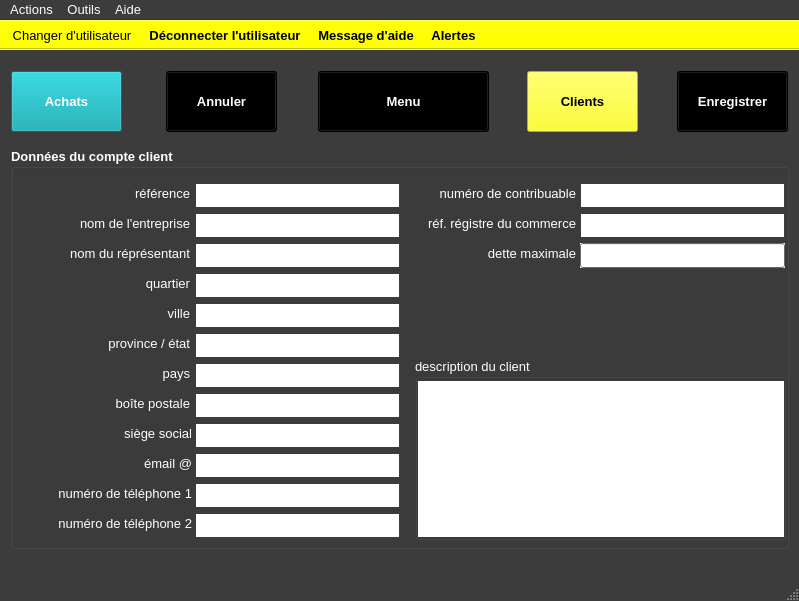
Qt form ui/yeroth-erp-creer-compte-client-window.ui (xnoumbissinoundou/yeroth-erp-3.0) before a commit.
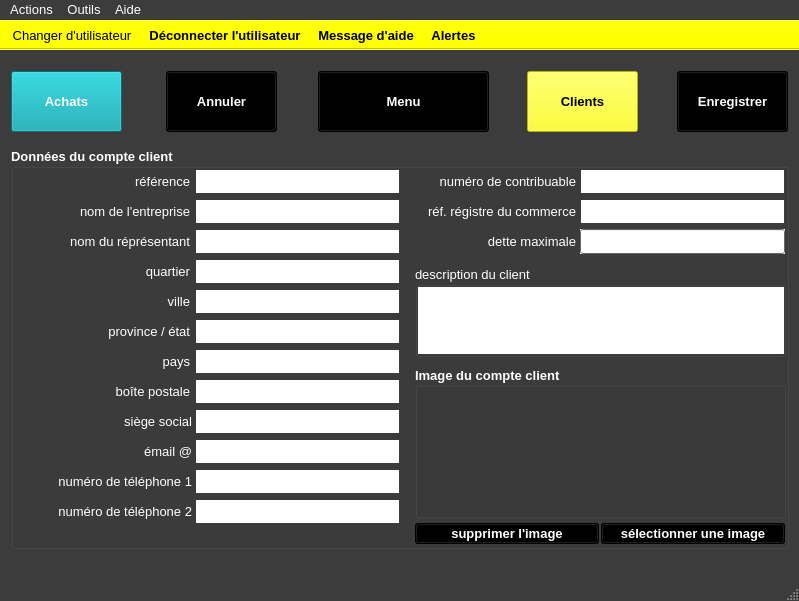
The same form after that commit. Icons and pictures are not drawn. Custom widgets are drawn as their Qt base class.

What changed in the file:
```diff
--- a/ui/yeroth-erp-creer-compte-client-window.ui
+++ b/ui/yeroth-erp-creer-compte-client-window.ui
@@ -2188,7 +2188,7 @@
      <property name="geometry">
       <rect>
        <x>8</x>
-       <y>35</y>
+       <y>23</y>
        <width>171</width>
        <height>21</height>
       </rect>
@@ -2629,7 +2629,7 @@
      <property name="geometry">
       <rect>
        <x>8</x>
-       <y>65</y>
+       <y>53</y>
        <width>171</width>
        <height>21</height>
       </rect>
@@ -2655,7 +2655,7 @@
      <property name="geometry">
       <rect>
        <x>184</x>
-       <y>65</y>
+       <y>51</y>
        <width>205</width>
        <height>25</height>
       </rect>
@@ -3142,7 +3142,7 @@
      <property name="geometry">
       <rect>
        <x>8</x>
-       <y>125</y>
+       <y>113</y>
        <width>171</width>
        <height>21</height>
       </rect>
@@ -3168,7 +3168,7 @@
      <property name="geometry">
       <rect>
        <x>8</x>
-       <y>95</y>
+       <y>83</y>
        <width>171</width>
        <height>21</height>
       </rect>
@@ -3194,7 +3194,7 @@
      <property name="geometry">
       <rect>
        <x>8</x>
-       <y>215</y>
+       <y>203</y>
        <width>171</width>
        <height>21</height>
       </rect>
@@ -3220,7 +3220,7 @@
      <property name="geometry">
       <rect>
        <x>10</x>
-       <y>275</y>
+       <y>263</y>
        <width>171</width>
        <height>21</height>
       </rect>
@@ -3246,7 +3246,7 @@
      <property name="geometry">
       <rect>
        <x>10</x>
-       <y>365</y>
+       <y>353</y>
        <width>171</width>
        <height>21</height>
       </rect>
@@ -3269,7 +3269,7 @@
      <property name="geometry">
       <rect>
        <x>184</x>
-       <y>245</y>
+       <y>231</y>
        <width>205</width>
        <height>25</height>
       </rect>
@@ -3756,7 +3756,7 @@
      <property name="geometry">
       <rect>
        <x>184</x>
-       <y>275</y>
+       <y>261</y>
        <width>205</width>
        <height>25</height>
       </rect>
@@ -4243,7 +4243,7 @@
      <property name="geometry">
       <rect>
        <x>184</x>
-       <y>35</y>
+       <y>21</y>
        <width>205</width>
        <height>25</height>
       </rect>
@@ -4730,7 +4730,7 @@
      <property name="geometry">
       <rect>
        <x>8</x>
-       <y>185</y>
+       <y>173</y>
        <width>171</width>
        <height>21</height>
       </rect>
@@ -4756,7 +4756,7 @@
      <property name="geometry">
       <rect>
        <x>414</x>
-       <y>35</y>
+       <y>23</y>
        <width>151</width>
        <height>21</height>
       </rect>
@@ -4782,7 +4782,7 @@
      <property name="geometry">
       <rect>
        <x>184</x>
-       <y>215</y>
+       <y>201</y>
        <width>205</width>
        <height>25</height>
       </rect>
@@ -5269,7 +5269,7 @@
      <property name="geometry">
       <rect>
        <x>10</x>
-       <y>335</y>
+       <y>323</y>
        <width>171</width>
        <height>21</height>
       </rect>
@@ -5292,7 +5292,7 @@
      <property name="geometry">
       <rect>
        <x>184</x>
-       <y>305</y>
+       <y>291</y>
        <width>205</width>
        <height>25</height>
       </rect>
@@ -5779,7 +5779,7 @@
      <property name="geometry">
       <rect>
        <x>184</x>
-       <y>125</y>
+       <y>111</y>
        <width>205</width>
        <height>25</height>
       </rect>
@@ -6269,7 +6269,7 @@
      <property name="geometry">
       <rect>
        <x>184</x>
-       <y>365</y>
+       <y>351</y>
        <width>205</width>
        <height>25</height>
       </rect>
@@ -6756,7 +6756,7 @@
      <property name="geometry">
       <rect>
        <x>184</x>
-       <y>95</y>
+       <y>81</y>
        <width>205</width>
        <height>25</height>
       </rect>
@@ -7246,7 +7246,7 @@
      <property name="geometry">
       <rect>
        <x>569</x>
-       <y>35</y>
+       <y>21</y>
        <width>205</width>
        <height>25</height>
       </rect>
@@ -7733,7 +7733,7 @@
      <property name="geometry">
       <rect>
        <x>8</x>
-       <y>245</y>
+       <y>233</y>
        <width>171</width>
        <height>21</height>
       </rect>
@@ -7759,7 +7759,7 @@
      <property name="geometry">
       <rect>
        <x>414</x>
-       <y>95</y>
+       <y>83</y>
        <width>151</width>
        <height>21</height>
       </rect>
@@ -7785,7 +7785,7 @@
      <property name="geometry">
       <rect>
        <x>184</x>
-       <y>185</y>
+       <y>171</y>
        <width>205</width>
        <height>25</height>
       </rect>
@@ -8272,7 +8272,7 @@
      <property name="geometry">
       <rect>
        <x>10</x>
-       <y>305</y>
+       <y>293</y>
        <width>171</width>
        <height>21</height>
       </rect>
@@ -8301,7 +8301,7 @@
      <property name="geometry">
       <rect>
        <x>184</x>
-       <y>335</y>
+       <y>321</y>
        <width>205</width>
        <height>25</height>
       </rect>
@@ -8788,9 +8788,9 @@
      <property name="geometry">
       <rect>
        <x>404</x>
-       <y>210</y>
+       <y>118</y>
        <width>371</width>
-       <height>182</height>
+       <height>91</height>
       </rect>
      </property>
      <property name="font">
@@ -8807,9 +8807,9 @@
       <property name="geometry">
        <rect>
         <x>2</x>
-        <y>22</y>
+        <y>20</y>
         <width>368</width>
-        <height>158</height>
+        <height>69</height>
        </rect>
       </property>
       <property name="palette">
@@ -9295,7 +9295,7 @@
      <property name="geometry">
       <rect>
        <x>8</x>
-       <y>155</y>
+       <y>143</y>
        <width>171</width>
        <height>21</height>
       </rect>
@@ -9321,7 +9321,7 @@
      <property name="geometry">
       <rect>
        <x>184</x>
-       <y>155</y>
+       <y>141</y>
        <width>205</width>
        <height>25</height>
       </rect>
@@ -9811,7 +9811,7 @@
      <property name="geometry">
       <rect>
        <x>569</x>
-       <y>65</y>
+       <y>51</y>
        <width>205</width>
        <height>25</height>
       </rect>
@@ -10298,7 +10298,7 @@
      <property name="geometry">
       <rect>
        <x>414</x>
-       <y>65</y>
+       <y>53</y>
        <width>151</width>
        <height>21</height>
       </rect>
@@ -10324,7 +10324,7 @@
      <property name="geometry">
       <rect>
        <x>569</x>
-       <y>95</y>
+       <y>81</y>
        <width>205</width>
        <height>25</height>
       </rect>
@@ -10755,6 +10755,918 @@
       <bool>true</bool>
      </property>
     </widget>
+    <widget class="QGroupBox" name="groupBox_2">
+     <property name="geometry">
+      <rect>
+       <x>404</x>
+       <y>219</y>
+       <width>371</width>
+       <height>151</height>
+      </rect>
+     </property>
+     <property name="font">
+      <font>
+       <pointsize>10</pointsize>
+       <weight>75</weight>
+       <bold>true</bold>
+      </font>
+     </property>
+     <property name="title">
+      <string>Image du compte client</string>
+     </property>
+     <widget class="QLabel" name="label_image_produit">
+      <property name="geometry">
+       <rect>
+        <x>7</x>
+        <y>26</y>
+        <width>358</width>
+        <height>119</height>
+       </rect>
+      </property>
+      <property name="text">
+       <string/>
+      </property>
+      <property name="alignment">
+       <set>Qt::AlignCenter</set>
+      </property>
+     </widget>
+    </widget>
+    <widget class="YerothPushButton" name="pushButton_selectionner_image">
+     <property name="geometry">
+      <rect>
+       <x>590</x>
+       <y>375</y>
+       <width>184</width>
+       <height>21</height>
+      </rect>
+     </property>
+     <property name="palette">
+      <palette>
+       <active>
+        <colorrole role="WindowText">
+         <brush brushstyle="SolidPattern">
+          <color alpha="255">
+           <red>255</red>
+           <green>255</green>
+           <blue>255</blue>
+          </color>
+         </brush>
+        </colorrole>
+        <colorrole role="Button">
+         <brush brushstyle="SolidPattern">
+          <color alpha="255">
+           <red>0</red>
+           <green>0</green>
+           <blue>0</blue>
+          </color>
+         </brush>
+        </colorrole>
+        <colorrole role="Light">
+         <brush brushstyle="SolidPattern">
+          <color alpha="255">
+           <red>0</red>
+           <green>0</green>
+           <blue>0</blue>
+          </color>
+         </brush>
+        </colorrole>
+        <colorrole role="Midlight">
+         <brush brushstyle="SolidPattern">
+          <color alpha="255">
+           <red>0</red>
+           <green>0</green>
+           <blue>0</blue>
+          </color>
+         </brush>
+        </colorrole>
+        <colorrole role="Dark">
+         <brush brushstyle="SolidPattern">
+          <color alpha="255">
+           <red>0</red>
+           <green>0</green>
+           <blue>0</blue>
+          </color>
+         </brush>
+        </colorrole>
+        <colorrole role="Mid">
+         <brush brushstyle="SolidPattern">
+          <color alpha="255">
+           <red>0</red>
+           <green>0</green>
+           <blue>0</blue>
+          </color>
+         </brush>
+        </colorrole>
+        <colorrole role="Text">
+         <brush brushstyle="SolidPattern">
+          <color alpha="255">
+           <red>255</red>
+           <green>255</green>
+           <blue>255</blue>
+          </color>
+         </brush>
+        </colorrole>
+        <colorrole role="BrightText">
+         <brush brushstyle="SolidPattern">
+          <color alpha="255">
+           <red>255</red>
+           <green>255</green>
+           <blue>255</blue>
+          </color>
+         </brush>
+        </colorrole>
+        <colorrole role="ButtonText">
+         <brush brushstyle="SolidPattern">
+          <color alpha="255">
+           <red>255</red>
+           <green>255</green>
+           <blue>255</blue>
+          </color>
+         </brush>
+        </colorrole>
+        <colorrole role="Base">
+         <brush brushstyle="SolidPattern">
+          <color alpha="255">
+           <red>0</red>
+           <green>0</green>
+           <blue>0</blue>
+          </color>
+         </brush>
+        </colorrole>
+        <colorrole role="Window">
+         <brush brushstyle="SolidPattern">
+          <color alpha="255">
+           <red>0</red>
+           <green>0</green>
+           <blue>0</blue>
+          </color>
+         </brush>
+        </colorrole>
+        <colorrole role="Shadow">
+         <brush brushstyle="SolidPattern">
+          <color alpha="255">
+           <red>0</red>
+           <green>0</green>
+           <blue>0</blue>
+          </color>
+         </brush>
+        </colorrole>
+        <colorrole role="AlternateBase">
+         <brush brushstyle="SolidPattern">
+          <color alpha="255">
+           <red>0</red>
+           <green>0</green>
+           <blue>0</blue>
+          </color>
+         </brush>
+        </colorrole>
+        <colorrole role="ToolTipBase">
+         <brush brushstyle="SolidPattern">
+          <color alpha="255">
+           <red>255</red>
+           <green>255</green>
+           <blue>220</blue>
+          </color>
+         </brush>
+        </colorrole>
+        <colorrole role="ToolTipText">
+         <brush brushstyle="SolidPattern">
+          <color alpha="255">
+           <red>0</red>
+           <green>0</green>
+           <blue>0</blue>
+          </color>
+         </brush>
+        </colorrole>
+       </active>
+       <inactive>
+        <colorrole role="WindowText">
+         <brush brushstyle="SolidPattern">
+          <color alpha="255">
+           <red>255</red>
+           <green>255</green>
+           <blue>255</blue>
+          </color>
+         </brush>
+        </colorrole>
+        <colorrole role="Button">
+         <brush brushstyle="SolidPattern">
+          <color alpha="255">
+           <red>0</red>
+           <green>0</green>
+           <blue>0</blue>
+          </color>
+         </brush>
+        </colorrole>
+        <colorrole role="Light">
+         <brush brushstyle="SolidPattern">
+          <color alpha="255">
+           <red>0</red>
+           <green>0</green>
+           <blue>0</blue>
+          </color>
+         </brush>
+        </colorrole>
+        <colorrole role="Midlight">
+         <brush brushstyle="SolidPattern">
+          <color alpha="255">
+           <red>0</red>
+           <green>0</green>
+           <blue>0</blue>
+          </color>
+         </brush>
+        </colorrole>
+        <colorrole role="Dark">
+         <brush brushstyle="SolidPattern">
+          <color alpha="255">
+           <red>0</red>
+           <green>0</green>
+           <blue>0</blue>
+          </color>
+         </brush>
+        </colorrole>
+        <colorrole role="Mid">
+         <brush brushstyle="SolidPattern">
+          <color alpha="255">
+           <red>0</red>
+           <green>0</green>
+           <blue>0</blue>
+          </color>
+         </brush>
+        </colorrole>
+        <colorrole role="Text">
+         <brush brushstyle="SolidPattern">
+          <color alpha="255">
+           <red>255</red>
+           <green>255</green>
+           <blue>255</blue>
+          </color>
+         </brush>
+        </colorrole>
+        <colorrole role="BrightText">
+         <brush brushstyle="SolidPattern">
+          <color alpha="255">
+           <red>255</red>
+           <green>255</green>
+           <blue>255</blue>
+          </color>
+         </brush>
+        </colorrole>
+        <colorrole role="ButtonText">
+         <brush brushstyle="SolidPattern">
+          <color alpha="255">
+           <red>255</red>
+           <green>255</green>
+           <blue>255</blue>
+          </color>
+         </brush>
+        </colorrole>
+        <colorrole role="Base">
+         <brush brushstyle="SolidPattern">
+          <color alpha="255">
+           <red>0</red>
+           <green>0</green>
+           <blue>0</blue>
+          </color>
+         </brush>
+        </colorrole>
+        <colorrole role="Window">
+         <brush brushstyle="SolidPattern">
+          <color alpha="255">
+           <red>0</red>
+           <green>0</green>
+           <blue>0</blue>
+          </color>
+         </brush>
+        </colorrole>
+        <colorrole role="Shadow">
+         <brush brushstyle="SolidPattern">
+          <color alpha="255">
+           <red>0</red>
+           <green>0</green>
+           <blue>0</blue>
+          </color>
+         </brush>
+        </colorrole>
+        <colorrole role="AlternateBase">
+         <brush brushstyle="SolidPattern">
+          <color alpha="255">
+           <red>0</red>
+           <green>0</green>
+           <blue>0</blue>
+          </color>
+         </brush>
+        </colorrole>
+        <colorrole role="ToolTipBase">
+         <brush brushstyle="SolidPattern">
+          <color alpha="255">
+           <red>255</red>
+           <green>255</green>
+           <blue>220</blue>
+          </color>
+         </brush>
+        </colorrole>
+        <colorrole role="ToolTipText">
+         <brush brushstyle="SolidPattern">
+          <color alpha="255">
+           <red>0</red>
+           <green>0</green>
+           <blue>0</blue>
+          </color>
+         </brush>
+        </colorrole>
+       </inactive>
+       <disabled>
+        <colorrole role="WindowText">
+         <brush brushstyle="SolidPattern">
+          <color alpha="255">
+           <red>0</red>
+           <green>0</green>
+           <blue>0</blue>
+          </color>
+         </brush>
+        </colorrole>
+        <colorrole role="Button">
+         <brush brushstyle="SolidPattern">
+          <color alpha="255">
+           <red>0</red>
+           <green>0</green>
+           <blue>0</blue>
+          </color>
+         </brush>
+        </colorrole>
+        <colorrole role="Light">
+         <brush brushstyle="SolidPattern">
+          <color alpha="255">
+           <red>0</red>
+           <green>0</green>
+           <blue>0</blue>
+          </color>
+         </brush>
+        </colorrole>
+        <colorrole role="Midlight">
+         <brush brushstyle="SolidPattern">
+          <color alpha="255">
+           <red>0</red>
+           <green>0</green>
+           <blue>0</blue>
+          </color>
+         </brush>
+        </colorrole>
+        <colorrole role="Dark">
+         <brush brushstyle="SolidPattern">
+          <color alpha="255">
+           <red>0</red>
+           <green>0</green>
+           <blue>0</blue>
+          </color>
+         </brush>
+        </colorrole>
+        <colorrole role="Mid">
+         <brush brushstyle="SolidPattern">
+          <color alpha="255">
+           <red>0</red>
+           <green>0</green>
+           <blue>0</blue>
+          </color>
+         </brush>
+        </colorrole>
+        <colorrole role="Text">
+         <brush brushstyle="SolidPattern">
+          <color alpha="255">
+           <red>0</red>
+           <green>0</green>
+           <blue>0</blue>
+          </color>
+         </brush>
+        </colorrole>
+        <colorrole role="BrightText">
+         <brush brushstyle="SolidPattern">
+          <color alpha="255">
+           <red>255</red>
+           <green>255</green>
+           <blue>255</blue>
+          </color>
+         </brush>
+        </colorrole>
+        <colorrole role="ButtonText">
+         <brush brushstyle="SolidPattern">
+          <color alpha="255">
+           <red>0</red>
+           <green>0</green>
+           <blue>0</blue>
+          </color>
+         </brush>
+        </colorrole>
+        <colorrole role="Base">
+         <brush brushstyle="SolidPattern">
+          <color alpha="255">
+           <red>0</red>
+           <green>0</green>
+           <blue>0</blue>
+          </color>
+         </brush>
+        </colorrole>
+        <colorrole role="Window">
+         <brush brushstyle="SolidPattern">
+          <color alpha="255">
+           <red>0</red>
+           <green>0</green>
+           <blue>0</blue>
+          </color>
+         </brush>
+        </colorrole>
+        <colorrole role="Shadow">
+         <brush brushstyle="SolidPattern">
+          <color alpha="255">
+           <red>0</red>
+           <green>0</green>
+           <blue>0</blue>
+          </color>
+         </brush>
+        </colorrole>
+        <colorrole role="AlternateBase">
+         <brush brushstyle="SolidPattern">
+          <color alpha="255">
+           <red>0</red>
+           <green>0</green>
+           <blue>0</blue>
+          </color>
+         </brush>
+        </colorrole>
+        <colorrole role="ToolTipBase">
+         <brush brushstyle="SolidPattern">
+          <color alpha="255">
+           <red>255</red>
+           <green>255</green>
+           <blue>220</blue>
+          </color>
+         </brush>
+        </colorrole>
+        <colorrole role="ToolTipText">
+         <brush brushstyle="SolidPattern">
+          <color alpha="255">
+           <red>0</red>
+           <green>0</green>
+           <blue>0</blue>
+          </color>
+         </brush>
+        </colorrole>
+       </disabled>
+      </palette>
+     </property>
+     <property name="font">
+      <font>
+       <pointsize>10</pointsize>
+       <weight>75</weight>
+       <bold>true</bold>
+      </font>
+     </property>
+     <property name="toolTip">
+      <string>Poursuivre avec la vente</string>
+     </property>
+     <property name="text">
+      <string>sélectionner une image</string>
+     </property>
+    </widget>
+    <widget class="YerothPushButton" name="pushButton_supprimer_limage_du_stock">
+     <property name="geometry">
+      <rect>
+       <x>404</x>
+       <y>375</y>
+       <width>184</width>
+       <height>21</height>
+      </rect>
+     </property>
+     <property name="palette">
+      <palette>
+       <active>
+        <colorrole role="WindowText">
+         <brush brushstyle="SolidPattern">
+          <color alpha="255">
+           <red>255</red>
+           <green>255</green>
+           <blue>255</blue>
+          </color>
+         </brush>
+        </colorrole>
+        <colorrole role="Button">
+         <brush brushstyle="SolidPattern">
+          <color alpha="255">
+           <red>0</red>
+           <green>0</green>
+           <blue>0</blue>
+          </color>
+         </brush>
+        </colorrole>
+        <colorrole role="Light">
+         <brush brushstyle="SolidPattern">
+          <color alpha="255">
+           <red>0</red>
+           <green>0</green>
+           <blue>0</blue>
+          </color>
+         </brush>
+        </colorrole>
+        <colorrole role="Midlight">
+         <brush brushstyle="SolidPattern">
+          <color alpha="255">
+           <red>0</red>
+           <green>0</green>
+           <blue>0</blue>
+          </color>
+         </brush>
+        </colorrole>
+        <colorrole role="Dark">
+         <brush brushstyle="SolidPattern">
+          <color alpha="255">
+           <red>0</red>
+           <green>0</green>
+           <blue>0</blue>
+          </color>
+         </brush>
+        </colorrole>
+        <colorrole role="Mid">
+         <brush brushstyle="SolidPattern">
+          <color alpha="255">
+           <red>0</red>
+           <green>0</green>
+           <blue>0</blue>
+          </color>
+         </brush>
+        </colorrole>
+        <colorrole role="Text">
+         <brush brushstyle="SolidPattern">
+          <color alpha="255">
+           <red>255</red>
+           <green>255</green>
+           <blue>255</blue>
+          </color>
+         </brush>
+        </colorrole>
+        <colorrole role="BrightText">
+         <brush brushstyle="SolidPattern">
+          <color alpha="255">
+           <red>255</red>
+           <green>255</green>
+           <blue>255</blue>
+          </color>
+         </brush>
+        </colorrole>
+        <colorrole role="ButtonText">
+         <brush brushstyle="SolidPattern">
+          <color alpha="255">
+           <red>255</red>
+           <green>255</green>
+           <blue>255</blue>
+          </color>
+         </brush>
+        </colorrole>
+        <colorrole role="Base">
+         <brush brushstyle="SolidPattern">
+          <color alpha="255">
+           <red>0</red>
+           <green>0</green>
+           <blue>0</blue>
+          </color>
+         </brush>
+        </colorrole>
+        <colorrole role="Window">
+         <brush brushstyle="SolidPattern">
+          <color alpha="255">
+           <red>0</red>
+           <green>0</green>
+           <blue>0</blue>
+          </color>
+         </brush>
+        </colorrole>
+        <colorrole role="Shadow">
+         <brush brushstyle="SolidPattern">
+          <color alpha="255">
+           <red>0</red>
+           <green>0</green>
+           <blue>0</blue>
+          </color>
+         </brush>
+        </colorrole>
+        <colorrole role="AlternateBase">
+         <brush brushstyle="SolidPattern">
+          <color alpha="255">
+           <red>0</red>
+           <green>0</green>
+           <blue>0</blue>
+          </color>
+         </brush>
+        </colorrole>
+        <colorrole role="ToolTipBase">
+         <brush brushstyle="SolidPattern">
+          <color alpha="255">
+           <red>255</red>
+           <green>255</green>
+           <blue>220</blue>
+          </color>
+         </brush>
+        </colorrole>
+        <colorrole role="ToolTipText">
+         <brush brushstyle="SolidPattern">
+          <color alpha="255">
+           <red>0</red>
+           <green>0</green>
+           <blue>0</blue>
+          </color>
+         </brush>
+        </colorrole>
+       </active>
+       <inactive>
+        <colorrole role="WindowText">
+         <brush brushstyle="SolidPattern">
+          <color alpha="255">
+           <red>255</red>
+           <green>255</green>
+           <blue>255</blue>
+          </color>
+         </brush>
+        </colorrole>
+        <colorrole role="Button">
+         <brush brushstyle="SolidPattern">
+          <color alpha="255">
+           <red>0</red>
+           <green>0</green>
+           <blue>0</blue>
+          </color>
+         </brush>
+        </colorrole>
+        <colorrole role="Light">
+         <brush brushstyle="SolidPattern">
+          <color alpha="255">
+           <red>0</red>
+           <green>0</green>
+           <blue>0</blue>
+          </color>
+         </brush>
+        </colorrole>
+        <colorrole role="Midlight">
+         <brush brushstyle="SolidPattern">
+          <color alpha="255">
+           <red>0</red>
+           <green>0</green>
+           <blue>0</blue>
+          </color>
+         </brush>
+        </colorrole>
+        <colorrole role="Dark">
+         <brush brushstyle="SolidPattern">
+          <color alpha="255">
+           <red>0</red>
+           <green>0</green>
+           <blue>0</blue>
+          </color>
+         </brush>
+        </colorrole>
+        <colorrole role="Mid">
+         <brush brushstyle="SolidPattern">
+          <color alpha="255">
+           <red>0</red>
+           <green>0</green>
+           <blue>0</blue>
+          </color>
+         </brush>
+        </colorrole>
+        <colorrole role="Text">
+         <brush brushstyle="SolidPattern">
+          <color alpha="255">
+           <red>255</red>
+           <green>255</green>
+           <blue>255</blue>
+          </color>
+         </brush>
+        </colorrole>
+        <colorrole role="BrightText">
+         <brush brushstyle="SolidPattern">
+          <color alpha="255">
+           <red>255</red>
+           <green>255</green>
+           <blue>255</blue>
+          </color>
+         </brush>
+        </colorrole>
+        <colorrole role="ButtonText">
+         <brush brushstyle="SolidPattern">
+          <color alpha="255">
+           <red>255</red>
+           <green>255</green>
+           <blue>255</blue>
+          </color>
+         </brush>
+        </colorrole>
+        <colorrole role="Base">
+         <brush brushstyle="SolidPattern">
+          <color alpha="255">
+           <red>0</red>
+           <green>0</green>
+           <blue>0</blue>
+          </color>
+         </brush>
+        </colorrole>
+        <colorrole role="Window">
+         <brush brushstyle="SolidPattern">
+          <color alpha="255">
+           <red>0</red>
+           <green>0</green>
+           <blue>0</blue>
+          </color>
+         </brush>
+        </colorrole>
+        <colorrole role="Shadow">
+         <brush brushstyle="SolidPattern">
+          <color alpha="255">
+           <red>0</red>
+           <green>0</green>
+           <blue>0</blue>
+          </color>
+         </brush>
+        </colorrole>
+        <colorrole role="AlternateBase">
+         <brush brushstyle="SolidPattern">
+          <color alpha="255">
+           <red>0</red>
+           <green>0</green>
+           <blue>0</blue>
+          </color>
+         </brush>
+        </colorrole>
+        <colorrole role="ToolTipBase">
+         <brush brushstyle="SolidPattern">
+          <color alpha="255">
+           <red>255</red>
+           <green>255</green>
+           <blue>220</blue>
+          </color>
+         </brush>
+        </colorrole>
+        <colorrole role="ToolTipText">
+         <brush brushstyle="SolidPattern">
+          <color alpha="255">
+           <red>0</red>
+           <green>0</green>
+           <blue>0</blue>
+          </color>
+         </brush>
+        </colorrole>
+       </inactive>
+       <disabled>
+        <colorrole role="WindowText">
+         <brush brushstyle="SolidPattern">
+          <color alpha="255">
+           <red>0</red>
+           <green>0</green>
+           <blue>0</blue>
+          </color>
+         </brush>
+        </colorrole>
+        <colorrole role="Button">
+         <brush brushstyle="SolidPattern">
+          <color alpha="255">
+           <red>0</red>
+           <green>0</green>
+           <blue>0</blue>
+          </color>
+         </brush>
+        </colorrole>
+        <colorrole role="Light">
+         <brush brushstyle="SolidPattern">
+          <color alpha="255">
+           <red>0</red>
+           <green>0</green>
+           <blue>0</blue>
+          </color>
+         </brush>
+        </colorrole>
+        <colorrole role="Midlight">
+         <brush brushstyle="SolidPattern">
+          <color alpha="255">
+           <red>0</red>
+           <green>0</green>
+           <blue>0</blue>
+          </color>
+         </brush>
+        </colorrole>
+        <colorrole role="Dark">
+         <brush brushstyle="SolidPattern">
+          <color alpha="255">
+           <red>0</red>
+           <green>0</green>
+           <blue>0</blue>
+          </color>
+         </brush>
+        </colorrole>
+        <colorrole role="Mid">
+         <brush brushstyle="SolidPattern">
+          <color alpha="255">
+           <red>0</red>
+           <green>0</green>
+           <blue>0</blue>
+          </color>
+         </brush>
+        </colorrole>
+        <colorrole role="Text">
+         <brush brushstyle="SolidPattern">
+          <color alpha="255">
+           <red>0</red>
+           <green>0</green>
+           <blue>0</blue>
+          </color>
+         </brush>
+        </colorrole>
+        <colorrole role="BrightText">
+         <brush brushstyle="SolidPattern">
+          <color alpha="255">
+           <red>255</red>
+           <green>255</green>
+           <blue>255</blue>
+          </color>
+         </brush>
+        </colorrole>
+        <colorrole role="ButtonText">
+         <brush brushstyle="SolidPattern">
+          <color alpha="255">
+           <red>0</red>
+           <green>0</green>
+           <blue>0</blue>
+          </color>
+         </brush>
+        </colorrole>
+        <colorrole role="Base">
+         <brush brushstyle="SolidPattern">
+          <color alpha="255">
+           <red>0</red>
+           <green>0</green>
+           <blue>0</blue>
+          </color>
+         </brush>
+        </colorrole>
+        <colorrole role="Window">
+         <brush brushstyle="SolidPattern">
+          <color alpha="255">
+           <red>0</red>
+           <green>0</green>
+           <blue>0</blue>
+          </color>
+         </brush>
+        </colorrole>
+        <colorrole role="Shadow">
+         <brush brushstyle="SolidPattern">
+          <color alpha="255">
+           <red>0</red>
+           <green>0</green>
+           <blue>0</blue>
+          </color>
+         </brush>
+        </colorrole>
+        <colorrole role="AlternateBase">
+         <brush brushstyle="SolidPattern">
+          <color alpha="255">
+           <red>0</red>
+           <green>0</green>
+           <blue>0</blue>
+          </color>
+         </brush>
+        </colorrole>
+        <colorrole role="ToolTipBase">
+         <brush brushstyle="SolidPattern">
+          <color alpha="255">
+           <red>255</red>
+           <green>255</green>
+           <blue>220</blue>
+          </color>
+         </brush>
+        </colorrole>
+        <colorrole role="ToolTipText">
+         <brush brushstyle="SolidPattern">
+          <color alpha="255">
+           <red>0</red>
+           <green>0</green>
+           <blue>0</blue>
+          </color>
+         </brush>
+        </colorrole>
+       </disabled>
+      </palette>
+     </property>
+     <property name="font">
+      <font>
+       <pointsize>10</pointsize>
+       <weight>75</weight>
+       <bold>true</bold>
+      </font>
+     </property>
+     <property name="toolTip">
+      <string>Poursuivre avec la vente</string>
+     </property>
+     <property name="text">
+      <string>supprimer l'image</string>
+     </property>
+    </widget>
    </widget>
    <widget class="YerothPushButton" name="pushButton_annuler">
     <property name="geometry">
```
Left out of the diff: 16 changed lines with no effect on the pictures.
